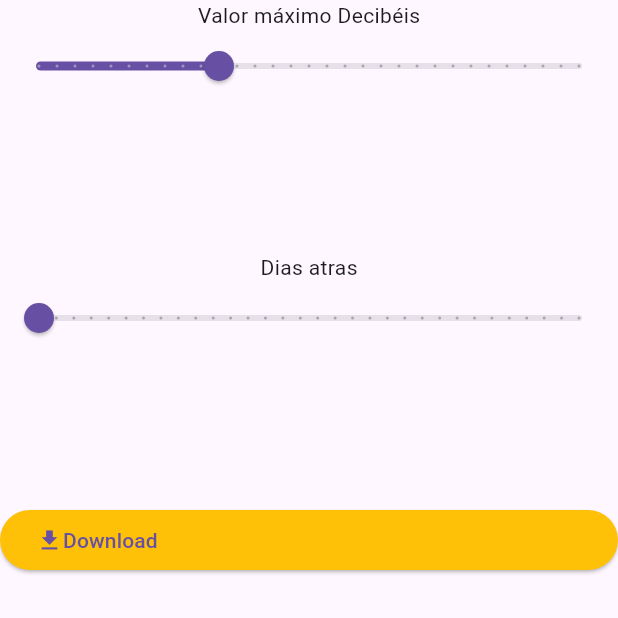
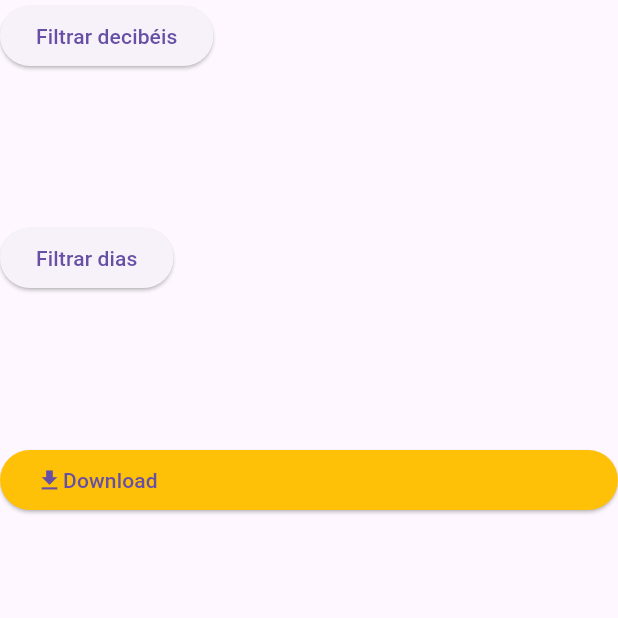
Before and after one commit to lucas-bernardino/ufsc-iniciacao-cientifica, a Flutter app: the MicFilter screen opened directly, on a phone screen of 412 x 824 dp, the top half of it. Run offline on Flutter 3.47's test engine with Material 3 defaults, Android fonts, the phone set to English and light mode, and no system bars; our stand-ins replace dio, syncfusion_flutter_charts; missing offline and left inert: microphone_ui; network calls fail; statements that could not run were skipped.

Commit message:
Add visibility to options

```diff
--- a/ui/lib/filter.dart
+++ b/ui/lib/filter.dart
@@ -53,6 +53,10 @@ class _MicFilterState extends State<MicFilter> {
   late Future<MicResponse> futureAlbum;
   double _decibelsslidervalue = 60;
   double _daysslidervalue = 0;
+
+  bool _decibels_flag = false;
+  bool _days_flag = false;
+
   @override
   void initState() {
     super.initState();
@@ -63,8 +67,13 @@ class _MicFilterState extends State<MicFilter> {
   Widget build(BuildContext context) {
     return Scaffold(
       body: Column(children: [
-        Column(children: [
-          Text("Valor máximo Decibéis"),
+        Row(children: [ElevatedButton(onPressed: () => {setState(() {
+          _decibels_flag = !_decibels_flag;
+        })}, child: Text("Filtrar decibéis"))],),
+        Visibility(
+          visible: _decibels_flag,
+          child: Column(children: [
+          const Text("Valor máximo Decibéis"),
           Slider(
             value: _decibelsslidervalue,
             max: 100,
@@ -77,9 +86,12 @@ class _MicFilterState extends State<MicFilter> {
               });
             },
           )
-        ],),
+        ],),),
         SizedBox(height: 100),
-        Column(children: [
+        Row(children: [ElevatedButton(onPressed: () => {setState(() {
+          _days_flag = !_days_flag;
+        })}, child: Text("Filtrar dias"))],),
+        Visibility(visible: _days_flag, child: Column(children: [
           Text("Dias atras"),
           Slider(
             value: _daysslidervalue,
@@ -93,7 +105,8 @@ class _MicFilterState extends State<MicFilter> {
               });
             },
           )
-        ],),
+        ],))
+        ,
         SizedBox(height: 100,),
         Column(children: [ElevatedButton(
           onPressed: () { print("Oba"); },
```
